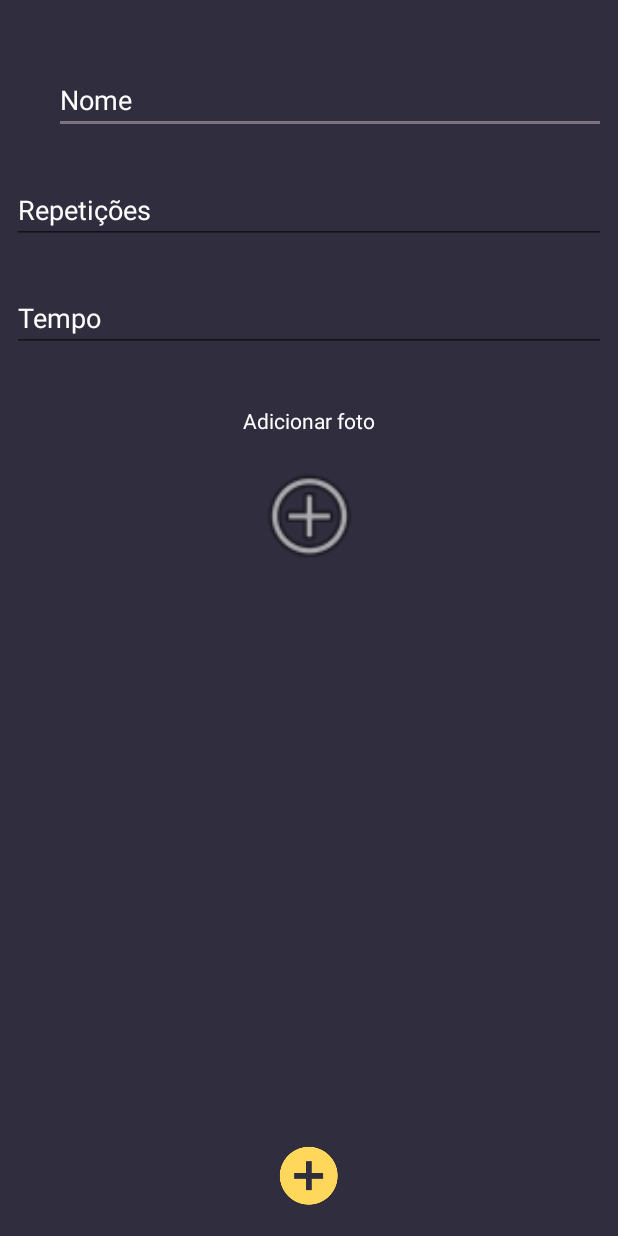
After one commit to newtonjin/hogym, an Android app: the AddExerciciosActivity screen opened directly, with no data from a screen before it, on a phone screen of 412 x 824 dp. The commit adds this screen. Run offline under Robolectric (Android 15) with nearby library versions, the phone set to English and light mode, and no system bars.

Commit message:
Commit att

```diff
--- a/app/build.gradle
+++ b/app/build.gradle
@@ -34,8 +34,10 @@ dependencies {
     implementation 'com.google.firebase:firebase-auth:16.0.1'
     implementation 'com.github.bumptech.glide:glide:4.8.0'
     annotationProcessor 'com.github.bumptech.glide:compiler:4.8.0'
-    api 'com.github.PhilJay:MPAndroidChart:v3.0.3'
+    implementation 'com.github.PhilJay:MPAndroidChart:v3.0.3'
     implementation 'com.google.firebase:firebase-firestore:17.0.1'
+
+
 }
 
 apply plugin: 'com.google.gms.google-services'
--- a/app/src/main/java/com/hog/newto/adapter/TreinosAdapter.java
+++ b/app/src/main/java/com/hog/newto/adapter/TreinosAdapter.java
@@ -32,4 +32,5 @@ public class TreinosAdapter extends RecyclerView.Adapter<TreinosHolder> {
     public int getItemCount() {
         return treino != null ? treino.size():0;
     }
+
 }
--- /dev/null
+++ b/app/src/main/java/com/hog/newto/pf2/AddExerciciosActivity.java
@@ -0,0 +1,39 @@
+package com.hog.newto.pf2;
+
+import android.content.Intent;
+import android.support.v7.app.AppCompatActivity;
+import android.os.Bundle;
+import android.view.View;
+import android.widget.ImageButton;
+import android.widget.ImageView;
+
+public class AddExerciciosActivity extends AppCompatActivity {
+    private ImageView addExercicio;
+
+
+
+
+
+    @Override
+    protected void onCreate(Bundle savedInstanceState) {
+        super.onCreate(savedInstanceState);
+        setContentView(R.layout.activity_add_exercicios);
+
+
+        addExercicio=findViewById(R.id.addExercicio);
+
+
+
+        addExercicio.setOnClickListener(new View.OnClickListener() {
+            @Override
+            public void onClick(View v) {
+                salvaExercicio();
+            }
+        });
+    }public void salvaExercicio(){
+        Intent intent= new Intent(AddExerciciosActivity.this,AddTreinoActivity.class);
+        startActivity(intent);
+        finish();
+
+    }
+}
--- /dev/null
+++ b/app/src/main/res/layout/activity_add_exercicios.xml
@@ -0,0 +1,100 @@
+<?xml version="1.0" encoding="utf-8"?>
+<android.support.constraint.ConstraintLayout xmlns:android="http://schemas.android.com/apk/res/android"
+    xmlns:app="http://schemas.android.com/apk/res-auto"
+    xmlns:tools="http://schemas.android.com/tools"
+    android:layout_width="match_parent"
+    android:layout_height="match_parent"
+    tools:context=".AddExerciciosActivity"
+    android:background="@color/colorPrimary">
+
+    <EditText
+        android:id="@+id/etxNomeEx"
+        android:layout_width="368dp"
+        android:layout_height="0dp"
+        android:layout_marginStart="8dp"
+        android:layout_marginTop="44dp"
+        android:layout_marginEnd="8dp"
+        android:ems="10"
+        android:hint="Nome"
+        android:inputType="textPersonName"
+        android:singleLine="false"
+        android:textColor="@color/branco"
+        android:textColorHint="@android:color/background_light"
+        app:layout_constraintEnd_toEndOf="parent"
+        app:layout_constraintHorizontal_bias="1.0"
+        app:layout_constraintStart_toStartOf="parent"
+        app:layout_constraintTop_toTopOf="parent" />
+
+    <EditText
+        android:id="@+id/etxRep"
+        android:layout_width="0dp"
+        android:layout_height="wrap_content"
+        android:layout_marginStart="8dp"
+        android:layout_marginTop="28dp"
+        android:layout_marginEnd="8dp"
+        android:ems="10"
+        android:hint="Repetições"
+        android:inputType="number"
+        android:textColor="@color/branco"
+        android:textColorHint="@color/branco"
+        app:layout_constraintEnd_toEndOf="parent"
+        app:layout_constraintHorizontal_bias="0.0"
+        app:layout_constraintStart_toStartOf="parent"
+        app:layout_constraintTop_toBottomOf="@+id/etxNomeEx" />
+
+    <EditText
+        android:id="@+id/etxTempo"
+        android:layout_width="0dp"
+        android:layout_height="wrap_content"
+        android:layout_marginStart="8dp"
+        android:layout_marginTop="100dp"
+        android:layout_marginEnd="8dp"
+        android:ems="10"
+        android:hint="Tempo"
+        android:inputType="number"
+        android:textColor="@color/branco"
+        android:textColorHint="@color/branco"
+        app:layout_constraintEnd_toEndOf="parent"
+        app:layout_constraintHorizontal_bias="0.0"
+        app:layout_constraintStart_toStartOf="parent"
+        app:layout_constraintTop_toBottomOf="@+id/etxNomeEx" />
+
+    <ImageView
+        android:id="@+id/addExercicio"
+        android:layout_width="wrap_content"
+        android:layout_height="wrap_content"
+        android:layout_marginStart="8dp"
+        android:layout_marginEnd="8dp"
+        android:layout_marginBottom="16dp"
+        app:layout_constraintBottom_toBottomOf="parent"
+        app:layout_constraintEnd_toEndOf="parent"
+        app:layout_constraintStart_toStartOf="parent"
+        app:srcCompat="@mipmap/ic_add" />
+
+    <ImageView
+        android:id="@+id/imageView2"
+        android:layout_width="79dp"
+        android:layout_height="74dp"
+        android:layout_marginStart="8dp"
+        android:layout_marginTop="72dp"
+        android:layout_marginEnd="8dp"
+        app:layout_constraintEnd_toEndOf="parent"
+        app:layout_constraintHorizontal_bias="0.501"
+        app:layout_constraintStart_toStartOf="parent"
+        app:layout_constraintTop_toBottomOf="@+id/etxTempo"
+        app:srcCompat="@android:drawable/ic_menu_add" />
+
+    <TextView
+        android:id="@+id/txtAddFoto"
+        android:layout_width="wrap_content"
+        android:layout_height="wrap_content"
+        android:layout_marginStart="8dp"
+        android:layout_marginTop="36dp"
+        android:layout_marginEnd="8dp"
+        android:text="Adicionar foto"
+        android:textColor="@color/branco"
+        app:layout_constraintEnd_toEndOf="parent"
+        app:layout_constraintStart_toStartOf="parent"
+        app:layout_constraintTop_toBottomOf="@+id/etxTempo" />
+
+</android.support.constraint.ConstraintLayout>
```
Also changed, not shown: app/src/main/AndroidManifest.xml (+6 -5 lines), app/src/main/java/com/hog/newto/pf2/AddTreinoActivity.java (+21 -6 lines), app/src/main/java/com/hog/newto/pf2/ContaActivity.java (+18 -16 lines), app/src/main/java/com/hog/newto/pf2/TreinosActivity.java (+15 -14 lines), app/src/main/res/layout/activity_add_treino.xml (+16 -2 lines), app/src/main/res/layout/activity_conta.xml (+13 -11 lines), app/src/main/res/layout/recycler_treino.xml (+33 -31 lines), app/src/main/res/menu/menu_activity.xml (+5 -3 lines).
